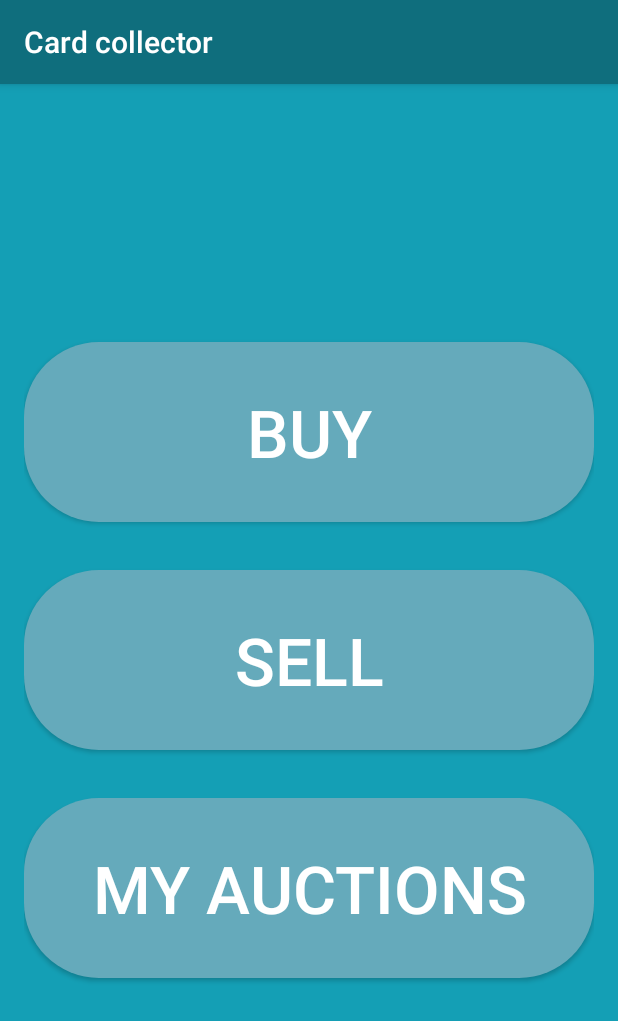
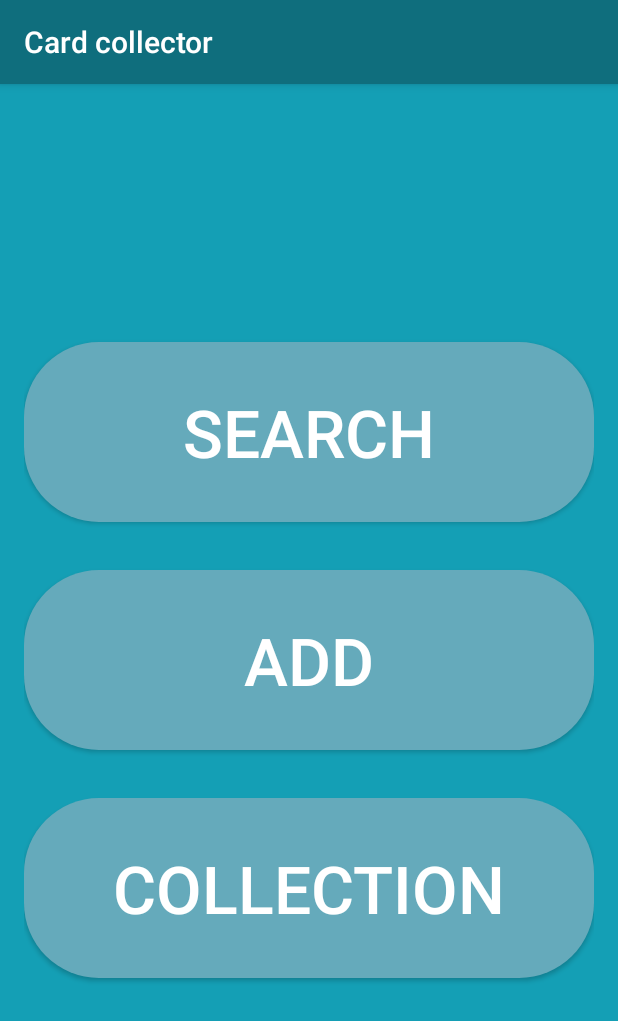
Before and after one commit to piotrpospiech/AndroidLab1, an Android app: the screen it shows after launch (MenuActivity), after a tap on "Continue without Login", on a phone screen of 412 x 824 dp. Shown: the top 1021 px of the screen. Run offline under Robolectric (Android 15) with nearby library versions, the phone set to English and light mode, and no system bars.

Commit message:
Finish project 2.0
The same

```diff
--- a/app/src/main/java/com/example/androidlab1/MainActivity.kt
+++ b/app/src/main/java/com/example/androidlab1/MainActivity.kt
@@ -1,11 +1,13 @@
 package com.example.androidlab1
 
 import android.content.Intent
+import android.graphics.Color
 import android.support.v7.app.AppCompatActivity
 import android.os.Bundle
 import android.widget.Button
 import android.widget.Toast
 import android.view.Gravity
+import android.widget.ImageView
 import android.widget.TextView
 
 
@@ -23,7 +25,16 @@ class MainActivity : AppCompatActivity() {
         val signInButton = findViewById<Button>(R.id.signInButton)
         val continueTextView = findViewById<TextView>(R.id.continueTextView)
         val forgotTextView = findViewById<TextView>(R.id.forgotTextView)
+        val cardImageView = findViewById<ImageView>(R.id.cardImageView)
+        var changedColor = false
 
+        cardImageView.setOnLongClickListener {
+            if (changedColor) cardImageView.setColorFilter(Color.rgb(0, 0, 0))
+            else cardImageView.setColorFilter(Color.rgb(255, 255, 255))
+
+            changedColor = !changedColor
+            false
+        }
 
         signInButton.setOnClickListener {
             val toast = Toast.makeText(this, wrongInput, Toast.LENGTH_LONG)
--- a/app/src/main/java/com/example/androidlab1/MenuActivity.kt
+++ b/app/src/main/java/com/example/androidlab1/MenuActivity.kt
@@ -15,24 +15,25 @@ class MenuActivity : AppCompatActivity() {
         super.onCreate(savedInstanceState)
         setContentView(R.layout.activity_menu)
 
-        val buyButton = findViewById<Button>(R.id.buyButton)
-        val sellButton = findViewById<Button>(R.id.sellButton)
-        val auctionsButton = findViewById<Button>(R.id.auctionsButton)
+        val searchButton = findViewById<Button>(R.id.searchButton)
+        val addButton = findViewById<Button>(R.id.addButton)
+        val collectionButton = findViewById<Button>(R.id.collectionButton)
 
-        buyButton.setOnClickListener {
+        searchButton.setOnClickListener {
             val toast = Toast.makeText(this, inProgress, Toast.LENGTH_LONG)
             toast.setGravity(Gravity.TOP or Gravity.CENTER_HORIZONTAL, 0, 180)
             toast.show()
         }
 
-        sellButton.setOnClickListener {
-            val intent = Intent(this, SellActivity::class.java)
+        addButton.setOnClickListener {
+            intent = Intent(this, AddActivity::class.java)
             startActivity(intent)
         }
 
-        auctionsButton.setOnClickListener {
-            val intent = Intent(this, AuctionsActivity::class.java)
-            startActivity(intent)
+        collectionButton.setOnClickListener {
+            val toast = Toast.makeText(this, inProgress, Toast.LENGTH_LONG)
+            toast.setGravity(Gravity.TOP or Gravity.CENTER_HORIZONTAL, 0, 180)
+            toast.show()
         }
     }
 }
--- a/app/src/main/res/layout/activity_menu.xml
+++ b/app/src/main/res/layout/activity_menu.xml
@@ -14,12 +14,12 @@
             android:layout_height="wrap_content"
             app:layout_constraintTop_toTopOf="parent" app:layout_constraintStart_toStartOf="parent"
             android:layout_marginLeft="16dp" android:layout_marginStart="16dp" app:layout_constraintEnd_toEndOf="parent"
-            android:layout_marginEnd="16dp" android:layout_marginRight="16dp" android:layout_marginBottom="8dp"
-            app:layout_constraintBottom_toBottomOf="parent" android:layout_marginTop="8dp">
+            android:layout_marginEnd="16dp" android:layout_marginRight="16dp"
+            app:layout_constraintBottom_toBottomOf="parent">
 
         <Button
-                android:id="@+id/buyButton"
-                android:text="@string/buy"
+                android:id="@+id/searchButton"
+                android:text="@string/search"
                 android:layout_width="match_parent"
                 android:layout_height="120dp"
                 android:textSize="44sp"
@@ -28,8 +28,8 @@
                 android:layout_marginTop="8dp"/>
 
         <Button
-                android:id="@+id/sellButton"
-                android:text="@string/sell"
+                android:id="@+id/addButton"
+                android:text="@string/add"
                 android:layout_width="match_parent"
                 android:layout_height="120dp"
                 android:textSize="44sp"
@@ -38,8 +38,8 @@
                 android:layout_marginTop="32dp"/>
 
         <Button
-                android:id="@+id/auctionsButton"
-                android:text="@string/auctions"
+                android:id="@+id/collectionButton"
+                android:text="@string/collection"
                 android:layout_width="match_parent"
                 android:layout_height="120dp"
                 android:textSize="44sp"
--- a/app/src/main/res/values/colors.xml
+++ b/app/src/main/res/values/colors.xml
@@ -5,8 +5,6 @@
     <color name="colorAccent">#0F6E7D</color>
     <color name="colorBackground">#149FB5</color>
     <color name="colorButton">#65AABB</color>
-    <color name="colorCard">#fff</color>
-    <color name="colorTextView">#fff</color>
     <color name="colorEditText">#fff</color>
     <color name="colorText">#fff</color>
 </resources>
--- a/app/src/main/res/values/strings.xml
+++ b/app/src/main/res/values/strings.xml
@@ -6,7 +6,24 @@
     <string name="forgotPassword">Forgot password?</string>
     <string name="continueWithoutLogin">Continue without Login</string>
     <string name="cardLogo">Card logo</string>
-    <string name="buy">Buy</string>
-    <string name="sell">Sell</string>
-    <string name="auctions">My auctions</string>
+    <string name="search">Search</string>
+    <string name="add">Add</string>
+    <string name="collection">Collection</string>
+    <string name="cardName">Card name</string>
+    <string name="one">1</string>
+    <string name="two">2</string>
+    <string name="three">3</string>
+    <string name="four">4</string>
+    <string name="quantity">Quantity:</string>
+    <string name="promo">Promo</string>
+    <string name="foil">Foil</string>
+    <string name="back">Back</string>
+
+
+    <string-array name="expansions">
+        <item>War of the Spark</item>
+        <item>Ravnica Allegiance</item>
+        <item>Guilds of Ravnica</item>
+        <item>Dominaria</item>
+    </string-array>
 </resources>
```
Also changed, not shown: app/src/main/AndroidManifest.xml (+10 -7 lines), app/src/main/java/com/example/androidlab1/AddActivity.kt (added, +57 -0 lines), app/src/main/res/drawable/ic_poker.xml (+4 -4 lines), app/src/main/res/layout/activity_add.xml (added, +112 -0 lines), app/src/main/res/layout/activity_main.xml (+15 -5 lines).
